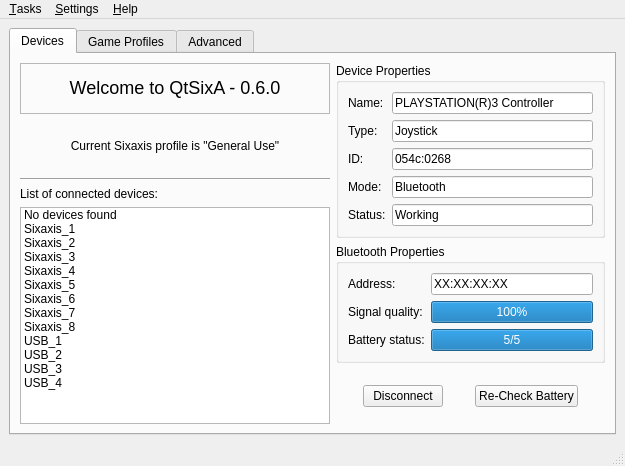
Above: gui/qtsixa_main.ui from aaronp24/QtSixA before the change. Below: the same form after it.
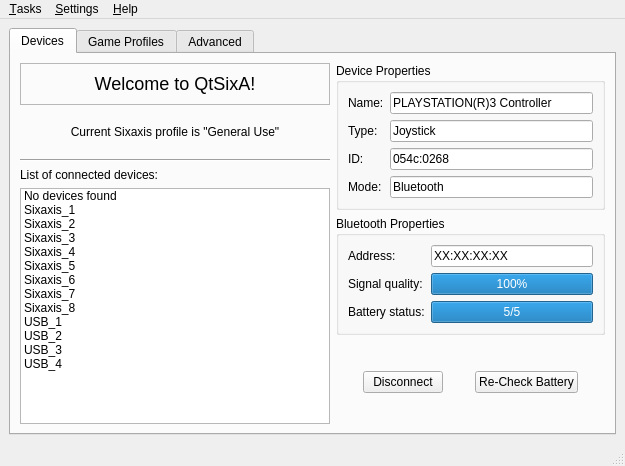
That is the form after the change. Icons and pictures are not drawn.

The edit to the form file:
```diff
--- a/gui/qtsixa_main.ui
+++ b/gui/qtsixa_main.ui
@@ -7,7 +7,7 @@
     <x>0</x>
     <y>0</y>
     <width>625</width>
-    <height>441</height>
+    <height>432</height>
    </rect>
   </property>
   <property name="windowTitle">
@@ -65,7 +65,7 @@
 &lt;html&gt;&lt;head&gt;&lt;meta name=&quot;qrichtext&quot; content=&quot;1&quot; /&gt;&lt;style type=&quot;text/css&quot;&gt;
 p, li { white-space: pre-wrap; }
 &lt;/style&gt;&lt;/head&gt;&lt;body style=&quot; font-family:'DejaVu Sans'; font-size:8pt; font-weight:400; font-style:normal;&quot;&gt;
-&lt;p style=&quot; margin-top:0px; margin-bottom:0px; margin-left:0px; margin-right:0px; -qt-block-indent:0; text-indent:0px;&quot;&gt;&lt;span style=&quot; font-size:x-large;&quot;&gt;Welcome to QtSixA - 0.6.0&lt;/span&gt;&lt;/p&gt;&lt;/body&gt;&lt;/html&gt;</string>
+&lt;p style=&quot; margin-top:0px; margin-bottom:0px; margin-left:0px; margin-right:0px; -qt-block-indent:0; text-indent:0px;&quot;&gt;&lt;span style=&quot; font-size:x-large;&quot;&gt;Welcome to QtSixA!&lt;/span&gt;&lt;/p&gt;&lt;/body&gt;&lt;/html&gt;</string>
                </property>
                <property name="alignment">
                 <set>Qt::AlignCenter</set>
@@ -123,16 +123,6 @@
                  </property>
                 </widget>
                </item>
-               <item>
-                <widget class="QLabel" name="label_12">
-                 <property name="text">
-                  <string>Status:</string>
-                 </property>
-                 <property name="buddy">
-                  <cstring>lineStatus</cstring>
-                 </property>
-                </widget>
-               </item>
               </layout>
              </item>
              <item>
@@ -201,22 +191,6 @@
                  </property>
                 </widget>
                </item>
-               <item>
-                <widget class="QLineEdit" name="lineStatus">
-                 <property name="enabled">
-                  <bool>true</bool>
-                 </property>
-                 <property name="acceptDrops">
-                  <bool>false</bool>
-                 </property>
-                 <property name="text">
-                  <string>Working</string>
-                 </property>
-                 <property name="readOnly">
-                  <bool>true</bool>
-                 </property>
-                </widget>
-               </item>
               </layout>
              </item>
             </layout>
```
Left out of the diff: 35 changed lines with no effect on the pictures.
